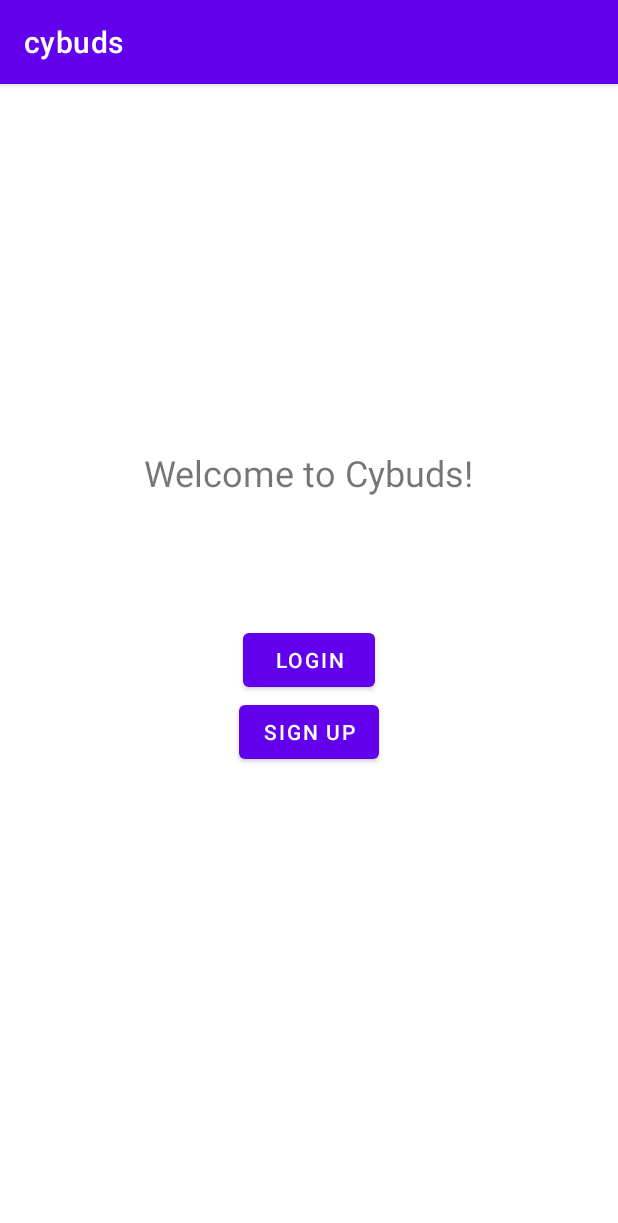
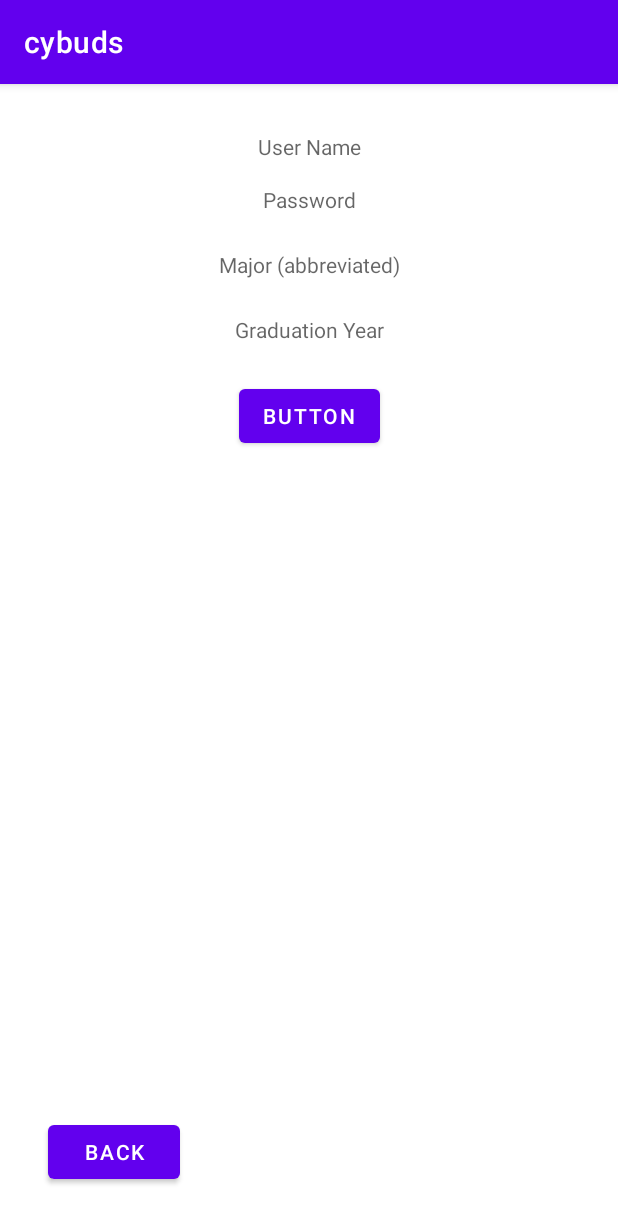
Before and after one commit to y-johnson/Cybuds, an Android app: the screen it shows after launch (MainActivity before the commit, ActivityRegister after it), after a tap on "SIGN UP", on a phone screen of 412 x 824 dp. Shown: the top 1223 px of the screen. Run offline under Robolectric (Android 15) with nearby library versions, the light colour scheme and no system bars.

Commit message:
Started register page

```diff
--- a/frontend/androidApp/app/src/main/AndroidManifest.xml
+++ b/frontend/androidApp/app/src/main/AndroidManifest.xml
@@ -1,7 +1,6 @@
 <?xml version="1.0" encoding="utf-8"?>
 <manifest xmlns:android="http://schemas.android.com/apk/res/android"
     package="edu.coms309.cybuds">
-    <uses-permission android:name="android.permission.INTERNET" />
 
     <application
         android:allowBackup="true"
@@ -9,8 +8,11 @@
         android:label="@string/app_name"
         android:roundIcon="@mipmap/ic_launcher_round"
         android:supportsRtl="false"
-        android:usesCleartextTraffic="true"
-        android:theme="@style/Theme.Cybuds">
+        android:theme="@style/Theme.Cybuds"
+        android:usesCleartextTraffic="true">
+        <activity
+            android:name=".ActivityRegister"
+            android:exported="true" />
         <activity
             android:name=".Login"
             android:exported="true" />
@@ -25,4 +27,6 @@
         </activity>
     </application>
 
+    <uses-permission android:name="android.permission.INTERNET" />
+
 </manifest>
--- /dev/null
+++ b/frontend/androidApp/app/src/main/java/edu/coms309/cybuds/ActivityRegister.java
@@ -0,0 +1,19 @@
+package edu.coms309.cybuds;
+
+import android.os.Bundle;
+import android.view.View;
+
+import androidx.appcompat.app.AppCompatActivity;
+
+public class ActivityRegister extends AppCompatActivity {
+
+    @Override
+    protected void onCreate(Bundle savedInstanceState) {
+        super.onCreate(savedInstanceState);
+        setContentView(R.layout.activity_register);
+    }
+
+    public void btnRegister_Back_onClick(View view) {
+        finish();
+    }
+}
--- a/frontend/androidApp/app/src/main/java/edu/coms309/cybuds/MainActivity.java
+++ b/frontend/androidApp/app/src/main/java/edu/coms309/cybuds/MainActivity.java
@@ -1,11 +1,10 @@
 package edu.coms309.cybuds;
-
-import androidx.appcompat.app.AppCompatActivity;
 
 import android.content.Intent;
 import android.os.Bundle;
 import android.view.View;
-import android.widget.Toast;
+
+import androidx.appcompat.app.AppCompatActivity;
 
 public class MainActivity extends AppCompatActivity {
 
@@ -21,6 +20,8 @@
         //setContentView(R.layout.activity_login);
     }
     public void btnSignUp_onClick(View view) {
-        Toast.makeText(MainActivity.this, "TODO!", Toast.LENGTH_SHORT).show();
+        //Toast.makeText(MainActivity.this, "TODO!", Toast.LENGTH_SHORT).show();
+        Intent gotoRegisterActivityIntent = new Intent(this, ActivityRegister.class);
+        startActivity(gotoRegisterActivityIntent);
     }
 }
--- /dev/null
+++ b/frontend/androidApp/app/src/main/res/layout/activity_register.xml
@@ -0,0 +1,70 @@
+<?xml version="1.0" encoding="utf-8"?>
+<androidx.constraintlayout.widget.ConstraintLayout xmlns:android="http://schemas.android.com/apk/res/android"
+    xmlns:app="http://schemas.android.com/apk/res-auto"
+    xmlns:tools="http://schemas.android.com/tools"
+    android:layout_width="match_parent"
+    android:layout_height="match_parent"
+    tools:context=".ActivityRegister">
+
+    <Button
+        android:id="@+id/btnRegister_Back"
+        android:layout_width="wrap_content"
+        android:layout_height="wrap_content"
+        android:layout_marginBottom="32dp"
+        android:layout_marginStart="32dp"
+        android:onClick="btnRegister_Back_onClick"
+        android:text="Back"
+        app:layout_constraintBottom_toBottomOf="parent"
+        app:layout_constraintStart_toStartOf="parent" />
+
+    <TextView
+        android:id="@+id/tbRegister_UserName"
+        android:layout_width="wrap_content"
+        android:layout_height="wrap_content"
+        android:layout_marginTop="32dp"
+        android:hint="User Name"
+        android:hintTextColor="#757575"
+        app:layout_constraintEnd_toEndOf="parent"
+        app:layout_constraintStart_toStartOf="parent"
+        app:layout_constraintTop_toTopOf="parent" />
+
+    <TextView
+        android:id="@+id/tbRegister_Password"
+        android:layout_width="wrap_content"
+        android:layout_height="wrap_content"
+        android:layout_marginTop="16dp"
+        android:hint="Password"
+        app:layout_constraintEnd_toEndOf="parent"
+        app:layout_constraintStart_toStartOf="parent"
+        app:layout_constraintTop_toBottomOf="@+id/tbRegister_UserName" />
+
+    <TextView
+        android:id="@+id/tbRegister_major"
+        android:layout_width="wrap_content"
+        android:layout_height="wrap_content"
+        android:layout_marginTop="24dp"
+        android:hint="Major (abbreviated)"
+        app:layout_constraintEnd_toEndOf="parent"
+        app:layout_constraintStart_toStartOf="parent"
+        app:layout_constraintTop_toBottomOf="@+id/tbRegister_Password" />
+
+    <TextView
+        android:id="@+id/tbRegister_gradYear"
+        android:layout_width="wrap_content"
+        android:layout_height="wrap_content"
+        android:layout_marginTop="24dp"
+        android:hint="Graduation Year"
+        app:layout_constraintEnd_toEndOf="parent"
+        app:layout_constraintStart_toStartOf="parent"
+        app:layout_constraintTop_toBottomOf="@+id/tbRegister_major" />
+
+    <Button
+        android:id="@+id/btnRegister_Submit"
+        android:layout_width="wrap_content"
+        android:layout_height="wrap_content"
+        android:layout_marginTop="24dp"
+        android:text="Button"
+        app:layout_constraintEnd_toEndOf="parent"
+        app:layout_constraintStart_toStartOf="parent"
+        app:layout_constraintTop_toBottomOf="@+id/tbRegister_gradYear" />
+</androidx.constraintlayout.widget.ConstraintLayout>
```
